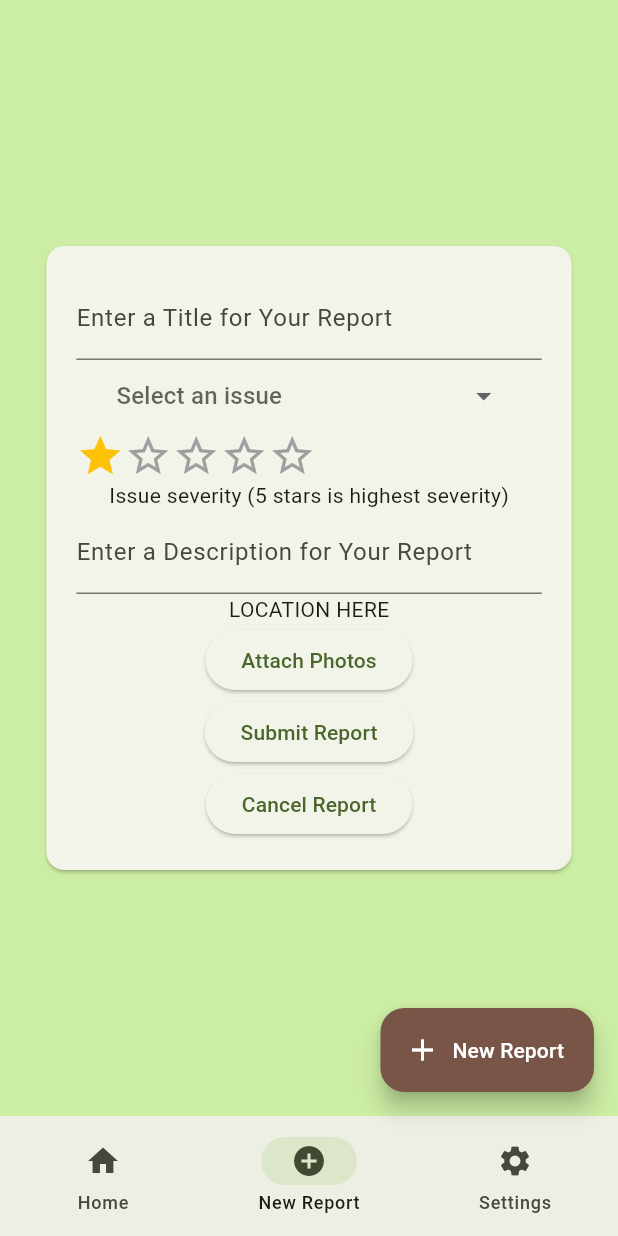
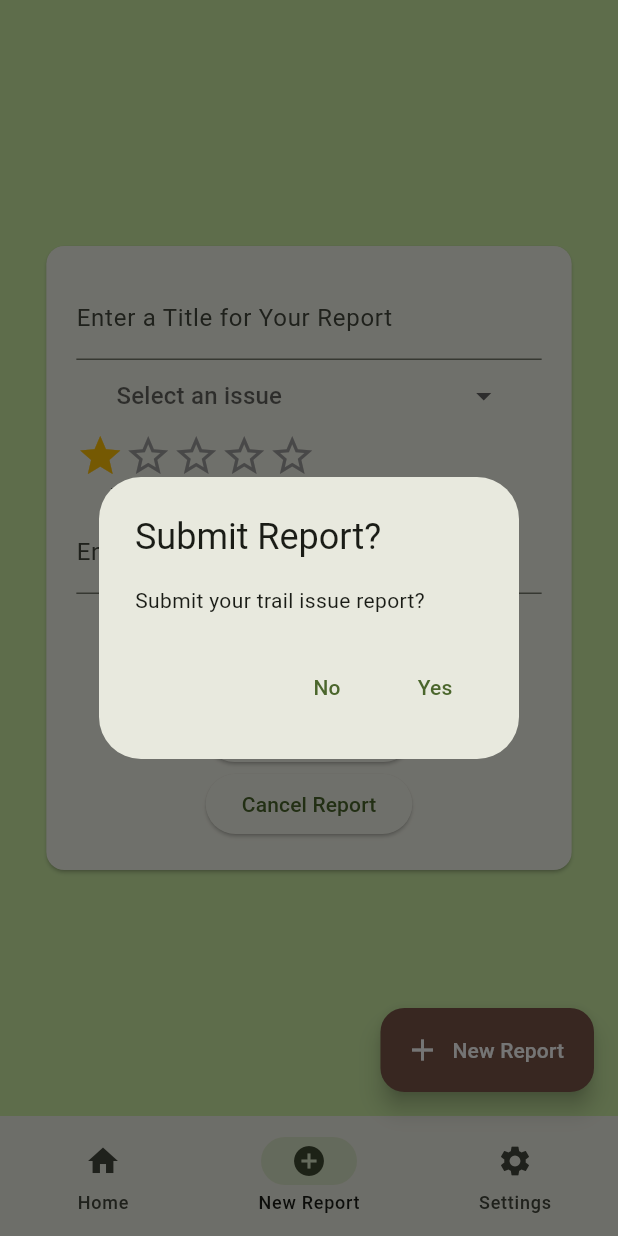
Before and after one commit to WilliamBarber/Senior-Project, a Flutter app: the screen it shows after launch, item 2 of the bottom bar chosen, after a tap on "Submit Report", on a phone screen of 412 x 824 dp. Run offline on Flutter 3.47's test engine with Material 2 defaults, Android fonts, the phone set to English and light mode, and no system bars; drawn by our look-alikes of custom_rating_bar; our stand-ins replace cloud_firestore, firebase_core, image_picker; accounts and stored records are empty.

Commit message:
Added confirmation popup to Submit Report

```diff
--- a/WTA_App/lib/NewReportPage.dart
+++ b/WTA_App/lib/NewReportPage.dart
@@ -98,7 +98,19 @@ class _NewReportPageState extends State<NewReportPage> {
                     child: Text('Attach Photos'),
                   ),
                   ElevatedButton(
-                    onPressed: () async {
+                    onPressed: () => showDialog<String>(
+                      context: context,
+                      builder: (BuildContext context) => AlertDialog(
+                        title: const Text('Submit Report?'),
+                        content: const Text('Submit your trail issue report?'),
+                        actions: <Widget>[
+                          TextButton(
+                            onPressed: () => Navigator.pop(context, 'No'),
+                            child: const Text('No'),
+                          ),
+                          TextButton(
+                            onPressed: () async{
+                              Navigator.pop(context, 'Yes');
                               Firebase.initializeApp();
                               await Firebase.initializeApp(
                                 options: DefaultFirebaseOptions.currentPlatform,
@@ -125,7 +137,13 @@ class _NewReportPageState extends State<NewReportPage> {
                               });
                               appState.addReport(OldReport(title, '31 March', issue, description, severity, 'test location', 'test photos'));
                               print('Submit Report Clicked');
+                              appState.setPage(0);
                             },
+                            child: const Text('Yes'),
+                          ),
+                        ],
+                      ),
+                    ),
                     child: Text('Submit Report'),
                   ),
                   ElevatedButton(
```
Lines whose indentation alone changed are shown as unchanged.
